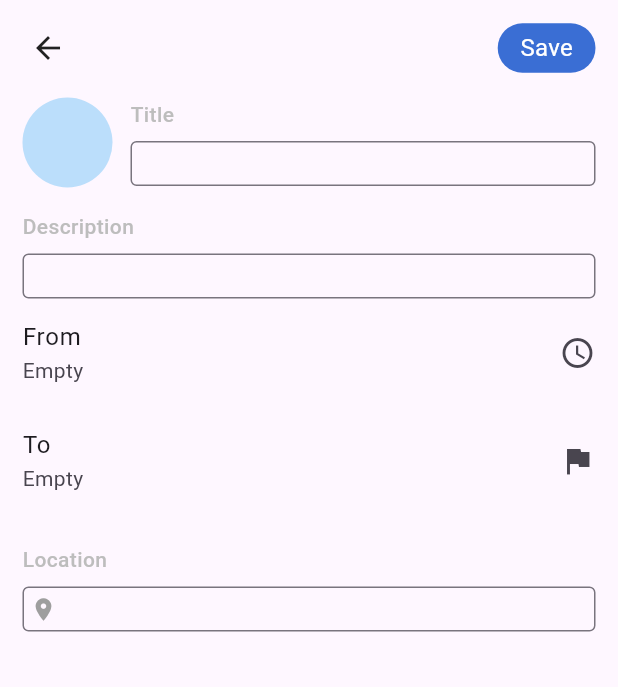
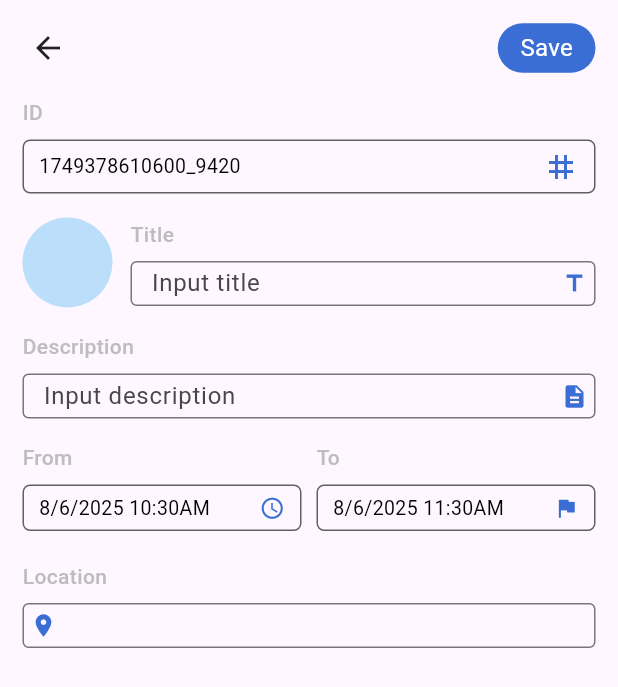
Before and after one commit to BimKi1604/multi_view_calendar, a Flutter app: the MonthActionEvent screen opened directly, on a phone screen of 412 x 824 dp. Shown: the top 687 px of the screen. Run offline on Flutter 3.47's test engine with Material 3 defaults, Android fonts, the phone set to English and light mode, and no system bars.

Commit message:
Month UI

```diff
--- a/lib/src/widget/month/month_action_event.dart
+++ b/lib/src/widget/month/month_action_event.dart
@@ -1,16 +1,19 @@
 import 'dart:math';
-
 import 'package:flutter/cupertino.dart';
 import 'package:flutter/material.dart';
+import 'package:flutter/widgets.dart';
 import 'package:multi_view_calendar/src/component/button_default.dart';
 import 'package:multi_view_calendar/src/data/calendar_view_type.dart';
+import 'package:multi_view_calendar/src/data/data.dart';
 import 'package:multi_view_calendar/src/models/calendar_event.dart';
 import 'package:multi_view_calendar/src/utils/click_utils.dart';
 import 'package:multi_view_calendar/src/utils/string_utils.dart';
 import 'package:multi_view_calendar/src/utils/time_utils.dart';
 
 class MonthActionEvent extends StatefulWidget {
-  const MonthActionEvent({super.key});
+  const MonthActionEvent({super.key, this.event});
+
+  final CalendarEvent? event;
 
   @override
   State<MonthActionEvent> createState() => _MonthActionEventState();
@@ -21,6 +24,8 @@ class _MonthActionEventState extends State<MonthActionEvent> {
   final TextEditingController descriptionController = TextEditingController();
   final TextEditingController locationController = TextEditingController();
   final FocusNode locationFocusNode = FocusNode();
+  String id = "";
+  bool isUpdate = false;
 
   String alphabet = "";
   DateTime? startDate;
@@ -40,7 +45,22 @@ class _MonthActionEventState extends State<MonthActionEvent> {
 
   @override
   void initState() {
+    if (widget.event != null) {
+      isUpdate = true;
+      titleController.text = widget.event!.title;
+      descriptionController.text = widget.event!.description ?? '';
+      locationController.text = widget.event!.location ?? '';
+      startDate = widget.event!.start;
+      endDate = widget.event!.end;
+      alphabet = widget.event!.title.isNotEmpty ? widget.event!.title[0].toUpperCase() : "";
+      randomColor = widget.event!.color;
+      id = widget.event!.id;
+    } else {
+      startDate = DateTime.now();
+      endDate = DateTime.now().add(const Duration(hours: 1));
       randomColor = colors[rand.nextInt(colors.length)];
+      id = TimeUtils.generateSimpleId();
+    }
     locationFocusNode.addListener(() {
       if (!locationFocusNode.hasFocus) {
         if (mounted) setState(() {});
@@ -84,7 +104,7 @@ class _MonthActionEventState extends State<MonthActionEvent> {
 
     // Create new event
     CalendarEvent newEvent = CalendarEvent(
-      id: TimeUtils.generateSimpleId(),
+      id: id,
       title: titleController.text,
       color: randomColor!,
       start: startDate!,
@@ -115,7 +135,35 @@ class _MonthActionEventState extends State<MonthActionEvent> {
         rootImg += "teams.png";
         return Image.asset(rootImg);
       default:
-        return const Icon(Icons.location_on, color: Colors.grey);
+        return Icon(Icons.location_on, color: DataApp.mainColor);
+    }
+  }
+
+  void onPickDateTime({bool isStart = true}) async {
+    if (isStart) {
+      final picked = await TimeUtils.showDateTimePicker(context, startDate);
+      if (picked != null) {
+        /// Check if the picked date is after the end date
+        if (endDate != null && picked.isAfter(endDate!)) {
+          ScaffoldMessenger.of(context).showSnackBar(
+            const SnackBar(content: Text('Start date cannot be after end date')),
+          );
+          return;
+        }
+        setState(() => startDate = picked);
+      }
+    } else {
+      final picked = await TimeUtils.showDateTimePicker(context, endDate);
+      if (picked != null) {
+        /// Check if the picked date is before the start date
+        if (startDate != null && picked.isBefore(startDate!)) {
+          ScaffoldMessenger.of(context).showSnackBar(
+            const SnackBar(content: Text('End date cannot be before start date')),
+          );
+          return;
+        }
+        setState(() => endDate = picked);
+      }
     }
   }
 
@@ -140,8 +188,7 @@ class _MonthActionEventState extends State<MonthActionEvent> {
                           }, child: const Padding(
                         padding: EdgeInsets.all(5.0),
                         child: BackButtonIcon(),
-                      )
-                      ),
+                      )),
                       const Spacer(),
                       ButtonDefault(
                         onTap: (){
@@ -150,6 +197,28 @@ class _MonthActionEventState extends State<MonthActionEvent> {
                         child: const Text("Save", style: TextStyle(color: Colors.white, fontSize: 16),),
                       )
                     ],
+                  ),
+                  const SizedBox(height: 16),
+                  _buildContentGroup(
+                    title: "ID",
+                    content: Container(
+                      padding: const EdgeInsets.symmetric(horizontal: 10.0, vertical: 5.0),
+                      decoration: BoxDecoration(
+                        border: Border.all(width: 1, color: Colors.grey.shade700),
+                        borderRadius: BorderRadius.circular(5.0),
+                      ),
+                      child: Row(
+                        children: [
+                          Expanded(
+                            child: Text(
+                              id,
+                              style: const TextStyle(fontSize: 13, color: Colors.black),
+                            ),
+                          ),
+                          Icon(Icons.tag, color: DataApp.mainColor,)
+                        ],
+                      ),
+                    ),
                   ),
                   const SizedBox(height: 16),
                   // Title
@@ -171,10 +240,19 @@ class _MonthActionEventState extends State<MonthActionEvent> {
                             controller: titleController,
                             style: const TextStyle(fontSize: 13, color: Colors.black),
                             maxLines: 1,
-                            decoration: const InputDecoration(
-                              contentPadding: EdgeInsets.symmetric(vertical: 5.0, horizontal: 10.0),
+                            decoration: InputDecoration(
+                              suffixIcon: Padding(
+                                padding: const EdgeInsets.symmetric(horizontal: 5.0, vertical: 2.0),
+                                child: Icon(Icons.title, color: DataApp.mainColor,),
+                              ),
+                              suffixIconConstraints: const BoxConstraints(
+                                maxWidth: 30,
+                                maxHeight: 30,
+                              ),
+                              contentPadding: const EdgeInsets.symmetric(vertical: 5.0, horizontal: 10.0),
                               isDense: true,
-                              border: OutlineInputBorder(),
+                              border: const OutlineInputBorder(),
+                              labelText: 'Input title',
                             ),
                           ),)
                       ),
@@ -187,45 +265,87 @@ class _MonthActionEventState extends State<MonthActionEvent> {
                       controller: descriptionController,
                       style: const TextStyle(fontSize: 13, color: Colors.black),
                       maxLines: 1,
-                      decoration: const InputDecoration(
-                        contentPadding: EdgeInsets.symmetric(vertical: 5.0, horizontal: 10.0),
+                      decoration:  InputDecoration(
+                        suffixIcon: Padding(
+                          padding: const EdgeInsets.symmetric(horizontal: 5.0, vertical: 2.0),
+                          child: Icon(Icons.description, color: DataApp.mainColor,),
+                        ),
+                        suffixIconConstraints: const BoxConstraints(
+                          maxWidth: 30,
+                          maxHeight: 30,
+                        ),
+                        contentPadding: const EdgeInsets.symmetric(vertical: 5.0, horizontal: 10.0),
                         isDense: true,
-                        border: OutlineInputBorder(),
+                        border: const OutlineInputBorder(),
+                        labelText: 'Input description',
                       ),
                     ),
                   ),
-                  // Start Date
-                  ListTile(
-                    contentPadding: EdgeInsets.zero,
-                    title: const Text('From'),
-                    subtitle: Text(startDate != null
-                        ? startDate.toString()
-                        : 'Empty'),
-                    trailing: const Icon(Icons.access_time),
+                  const SizedBox(height: 16),
+                  Row(
+                    children: [
+                      Expanded(
+                        child: _buildContentGroup(
+                            title: "From",
+                            content: ClickUtils(
                               onTap: () async {
-                      final picked = await TimeUtils.showDateTimePicker(context, startDate);
-                      if (picked != null) {
-                        setState(() => startDate = picked);
-                      }
+                                onPickDateTime(isStart: true);
                               },
+                              child: Container(
+                                padding: const EdgeInsets.symmetric(horizontal: 10.0, vertical: 5.0),
+                                decoration: BoxDecoration(
+                                  border: Border.all(width: 1, color: Colors.grey.shade700),
+                                  borderRadius: BorderRadius.circular(5.0),
                                 ),
-
-                  // End Date
-                  ListTile(
-                    contentPadding: EdgeInsets.zero,
-                    title: const Text('To'),
-                    subtitle: Text(endDate != null
-                        ? endDate.toString()
-                        : 'Empty'),
-                    trailing: const Icon(Icons.flag),
+                                child: Row(
+                                  children: [
+                                    Expanded(
+                                      child: Text(
+                                        startDate != null ? "${TimeUtils.formatMonthYear(startDate!, format: "d/M/yyyy")} ${TimeUtils.formatMonthYear(startDate!, format: "h:mma")}"
+                                            : 'Empty',
+                                        style: const TextStyle(fontSize: 13, color: Colors.black),
+                                      ),
+                                    ),
+                                    Icon(Icons.access_time, size: 17, color: DataApp.mainColor)
+                                  ],
+                                ),
+                              ),
+                            )
+                        ),
+                      ),
+                      const SizedBox(width: 10.0),
+                      Expanded(
+                        child: _buildContentGroup(
+                            title: "To",
+                            content: ClickUtils(
                               onTap: () async {
-                      final picked = await TimeUtils.showDateTimePicker(context, endDate);
-                      if (picked != null) {
-                        setState(() => endDate = picked);
-                      }
+                                onPickDateTime(isStart: false);
                               },
+                              child: Container(
+                                padding: const EdgeInsets.symmetric(horizontal: 10.0, vertical: 5.0),
+                                decoration: BoxDecoration(
+                                  border: Border.all(width: 1, color: Colors.grey.shade700),
+                                  borderRadius: BorderRadius.circular(5.0),
                                 ),
-
+                                child: Row(
+                                  children: [
+                                    Expanded(
+                                      child: Text(
+                                        endDate != null
+                                            ? "${TimeUtils.formatMonthYear(endDate!, format: "d/M/yyyy")} ${TimeUtils.formatMonthYear(endDate!, format: "h:mma")}"
+                                            : 'Empty',
+                                        style: const TextStyle(fontSize: 13, color: Colors.black),
+                                      ),
+                                    ),
+                                    Icon(Icons.flag, size: 17, color: DataApp.mainColor)
+                                  ],
+                                ),
+                              ),
+                            )
+                        ),
+                      ),
+                    ],
+                  ),
                   const SizedBox(height: 20),
 
                   _buildContentGroup(
--- a/lib/src/widget/month/month_event_tile.dart
+++ b/lib/src/widget/month/month_event_tile.dart
@@ -1,4 +1,5 @@
 import 'package:flutter/material.dart';
+import 'package:multi_view_calendar/src/utils/click_utils.dart';
 import 'package:multi_view_calendar/src/utils/time_utils.dart';
 
 class MonthEventTile extends StatelessWidget {
@@ -8,6 +9,7 @@ class MonthEventTile extends StatelessWidget {
   final TimeOfDay time;
   final bool isFirst;
   final bool isLast;
+  final Function() callback;
 
   const MonthEventTile({
     super.key,
@@ -17,6 +19,7 @@ class MonthEventTile extends StatelessWidget {
     required this.time,
     this.isFirst = false,
     this.isLast = false,
+    required this.callback,
   });
 
   @override
@@ -29,7 +32,7 @@ class MonthEventTile extends StatelessWidget {
             Expanded(
               child: Container(
                 margin: const EdgeInsets.symmetric(vertical: 8),
-                padding: const EdgeInsets.all(16),
+
                 decoration: BoxDecoration(
                   color: Colors.white,
                   borderRadius: BorderRadius.circular(16),
@@ -41,6 +44,12 @@ class MonthEventTile extends StatelessWidget {
                     ),
                   ],
                 ),
+                child: ClickUtils(
+                  onTap: (){
+                    callback();
+                  },
+                  child: Padding(
+                    padding: const EdgeInsets.all(16),
                     child: Row(
                       children: [
                         // Text content
@@ -126,6 +135,8 @@ class MonthEventTile extends StatelessWidget {
                     ),
                   ),
                 ),
+              ),
+            ),
           ],
         ),
 
--- a/lib/src/widget/month/month_week.dart
+++ b/lib/src/widget/month/month_week.dart
@@ -103,7 +103,7 @@ class _MonthViewState extends State<MonthView> {
   }
 
   void _onAddEvent() {
-    ShowUtils.showFullScreenDialog(context, child: MonthActionEvent());
+    ShowUtils.showFullScreenDialog(context, child: const MonthActionEvent());
   }
 
   @override
@@ -171,6 +171,9 @@ class _MonthViewState extends State<MonthView> {
                 time: timeOfDay,
                 isFirst: index == 0,
                 isLast: index == events.length - 1,
+                callback: () {
+                  ShowUtils.showFullScreenDialog(context, child: MonthActionEvent(event: event));
+                },
               );
             },
           )
```
Lines whose indentation alone changed are shown as unchanged.
